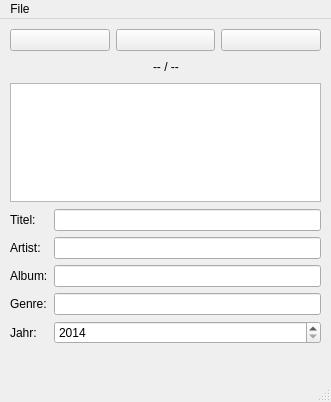
The window that godirec/data/ui/godi_rec.ui (quitejonny/godirec) describes before a commit, drawn with Qt 5.
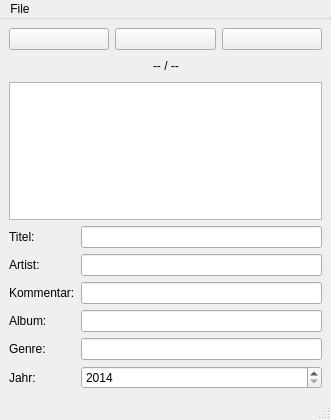
The same window after the commit. Icons and pictures are not drawn.

Commit message: added comment tag which works also for mp3

Patch:
```diff
--- a/godirec/data/ui/godi_rec.ui
+++ b/godirec/data/ui/godi_rec.ui
@@ -8,7 +8,7 @@
     <x>0</x>
     <y>0</y>
     <width>331</width>
-    <height>402</height>
+    <height>420</height>
    </rect>
   </property>
   <property name="windowTitle">
@@ -19,15 +19,14 @@
     <normaloff>../../../../.designer/backup/microphone2.ico</normaloff>../../../../.designer/backup/microphone2.ico</iconset>
   </property>
   <widget class="QWidget" name="centralwidget">
-   <widget class="QWidget" name="verticalLayoutWidget">
-    <property name="geometry">
-     <rect>
-      <x>10</x>
-      <y>10</y>
-      <width>311</width>
-      <height>173</height>
-     </rect>
-    </property>
+   <property name="sizePolicy">
+    <sizepolicy hsizetype="Preferred" vsizetype="Preferred">
+     <horstretch>0</horstretch>
+     <verstretch>0</verstretch>
+    </sizepolicy>
+   </property>
+   <layout class="QVBoxLayout" name="verticalLayout_2">
+    <item>
     <layout class="QVBoxLayout" name="verticalLayout">
      <item>
       <layout class="QHBoxLayout" name="horizontalLayout">
@@ -124,17 +123,7 @@
      <item>
       <widget class="QListView" name="ListTracks"/>
      </item>
-    </layout>
-   </widget>
-   <widget class="QWidget" name="formLayoutWidget">
-    <property name="geometry">
-     <rect>
-      <x>10</x>
-      <y>190</y>
-      <width>311</width>
-      <height>161</height>
-     </rect>
-    </property>
+      <item>
     <layout class="QFormLayout" name="formLayout">
      <property name="fieldGrowthPolicy">
       <enum>QFormLayout::AllNonFixedFieldsGrow</enum>
@@ -160,33 +149,43 @@
       <widget class="QLineEdit" name="LineEditArtist"/>
      </item>
      <item row="2" column="0">
+         <widget class="QLabel" name="LabelComment">
+          <property name="text">
+           <string>Kommentar:</string>
+          </property>
+         </widget>
+        </item>
+        <item row="2" column="1">
+         <widget class="QLineEdit" name="LineEditComment"/>
+        </item>
+        <item row="3" column="0">
       <widget class="QLabel" name="LabelAlbum">
        <property name="text">
         <string>Album:</string>
        </property>
       </widget>
      </item>
-     <item row="2" column="1">
+        <item row="3" column="1">
       <widget class="QLineEdit" name="LineEditAlbum"/>
      </item>
-     <item row="3" column="0">
+        <item row="4" column="0">
       <widget class="QLabel" name="LabelGenre">
        <property name="text">
         <string>Genre:</string>
        </property>
       </widget>
      </item>
-     <item row="3" column="1">
+        <item row="4" column="1">
       <widget class="QLineEdit" name="LineEditGenre"/>
      </item>
-     <item row="4" column="0">
+        <item row="5" column="0">
       <widget class="QLabel" name="LabelDate">
        <property name="text">
         <string>Jahr:</string>
        </property>
       </widget>
      </item>
-     <item row="4" column="1">
+        <item row="5" column="1">
       <widget class="QDateEdit" name="LineEditDate">
        <property name="locale">
         <locale language="German" country="Germany"/>
@@ -204,7 +203,10 @@
       </widget>
      </item>
     </layout>
-   </widget>
+      </item>
+     </layout>
+    </item>
+   </layout>
   </widget>
   <widget class="QMenuBar" name="menubar">
    <property name="geometry">
```
Left out of the diff: 12 changed lines with no effect on the pictures. Lines whose indentation alone changed are shown as unchanged. The commit also changes 1 other file.
